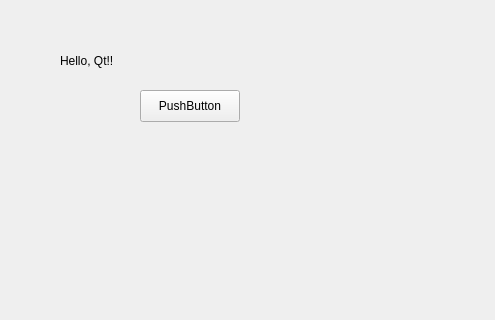
This is qt-mobile/mainwindow.ui in Yuki56738/qt-mobile as Qt 5 draws it before an edit; both pictures show x 0 to 495 and y 0 to 320 of the 800 by 600 pixel window. The edited form follows.
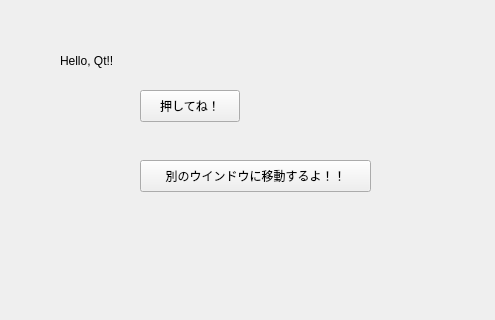
This is the edited form.

```diff
--- a/qt-mobile/mainwindow.ui
+++ b/qt-mobile/mainwindow.ui
@@ -37,7 +37,20 @@
      </rect>
     </property>
     <property name="text">
-     <string>PushButton</string>
+     <string>押してね！</string>
+    </property>
+   </widget>
+   <widget class="QPushButton" name="pushButton_2">
+    <property name="geometry">
+     <rect>
+      <x>140</x>
+      <y>160</y>
+      <width>231</width>
+      <height>32</height>
+     </rect>
+    </property>
+    <property name="text">
+     <string>別のウインドウに移動するよ！！</string>
     </property>
    </widget>
   </widget>
```
